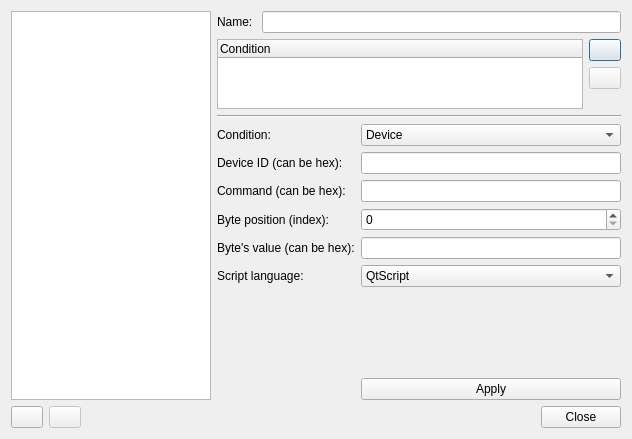
Above: src/LorrisAnalyzer/filterdialog.ui from Tasssadar/Lorris before the change. Below: the same form after it.
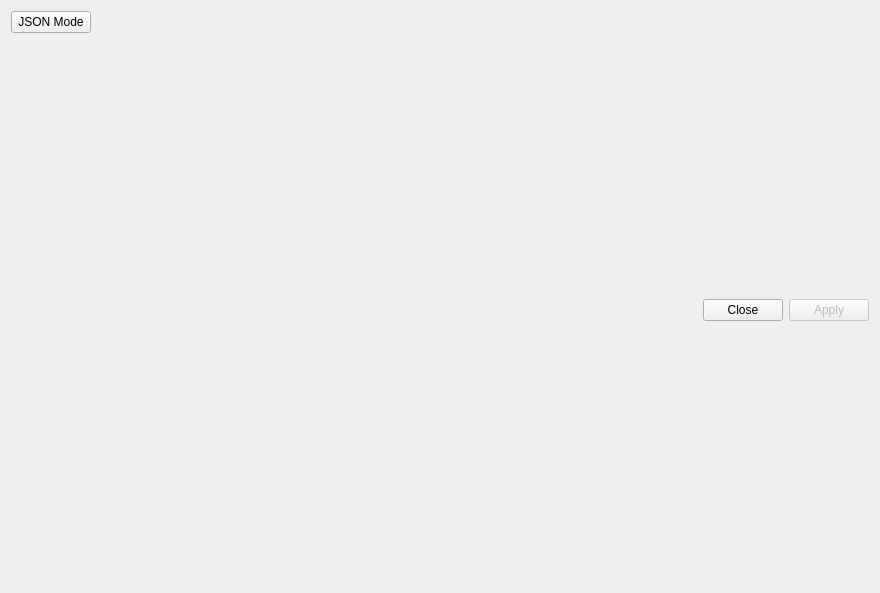
That is the form after the change. The open tabs and pages were chosen to show the change. Icons and pictures are not drawn.

Commit message: [939] Implement JSON mode in filter editor

```diff
--- a/src/LorrisAnalyzer/filterdialog.ui
+++ b/src/LorrisAnalyzer/filterdialog.ui
@@ -6,8 +6,8 @@
    <rect>
     <x>0</x>
     <y>0</y>
-    <width>632</width>
-    <height>439</height>
+    <width>880</width>
+    <height>593</height>
    </rect>
   </property>
   <property name="windowTitle">
@@ -15,6 +15,61 @@
   </property>
   <layout class="QVBoxLayout" name="verticalLayout_3">
    <item>
+    <layout class="QHBoxLayout" name="horizontalLayout_5">
+     <item>
+      <widget class="QPushButton" name="jsonModeBtn">
+       <property name="text">
+        <string>JSON Mode</string>
+       </property>
+       <property name="checkable">
+        <bool>true</bool>
+       </property>
+       <property name="checked">
+        <bool>false</bool>
+       </property>
+       <property name="autoDefault">
+        <bool>false</bool>
+       </property>
+      </widget>
+     </item>
+     <item>
+      <spacer name="horizontalSpacer_4">
+       <property name="orientation">
+        <enum>Qt::Horizontal</enum>
+       </property>
+       <property name="sizeHint" stdset="0">
+        <size>
+         <width>40</width>
+         <height>20</height>
+        </size>
+       </property>
+      </spacer>
+     </item>
+    </layout>
+   </item>
+   <item>
+    <widget class="QStackedWidget" name="mainStack">
+     <property name="frameShape">
+      <enum>QFrame::Panel</enum>
+     </property>
+     <property name="lineWidth">
+      <number>0</number>
+     </property>
+     <widget class="QWidget" name="page">
+      <layout class="QVBoxLayout" name="verticalLayout_55" stretch="0,0">
+       <property name="leftMargin">
+        <number>0</number>
+       </property>
+       <property name="topMargin">
+        <number>0</number>
+       </property>
+       <property name="rightMargin">
+        <number>0</number>
+       </property>
+       <property name="bottomMargin">
+        <number>0</number>
+       </property>
+       <item>
     <layout class="QHBoxLayout" name="horizontalLayout_3">
      <item>
       <widget class="QListWidget" name="filterList">
@@ -27,7 +82,7 @@
       </widget>
      </item>
      <item>
-      <widget class="QStackedWidget" name="mainStack">
+          <widget class="QStackedWidget" name="propsStack">
        <property name="currentIndex">
         <number>0</number>
        </property>
@@ -180,53 +235,6 @@
          </item>
          <item>
           <layout class="QGridLayout" name="condGrid">
-           <item row="0" column="0">
-            <widget class="QLabel" name="typeLabel">
-             <property name="sizePolicy">
-              <sizepolicy hsizetype="Preferred" vsizetype="Preferred">
-               <horstretch>0</horstretch>
-               <verstretch>0</verstretch>
-              </sizepolicy>
-             </property>
-             <property name="text">
-              <string>Condition:</string>
-             </property>
-            </widget>
-           </item>
-           <item row="0" column="1">
-            <widget class="QComboBox" name="typeBox">
-             <property name="sizeAdjustPolicy">
-              <enum>QComboBox::AdjustToContents</enum>
-             </property>
-             <item>
-              <property name="text">
-               <string>Device</string>
-              </property>
-             </item>
-             <item>
-              <property name="text">
-               <string>Command</string>
-              </property>
-             </item>
-             <item>
-              <property name="text">
-               <string>Byte's value</string>
-              </property>
-             </item>
-             <item>
-              <property name="text">
-               <string>User script</string>
-              </property>
-             </item>
-            </widget>
-           </item>
-           <item row="1" column="0">
-            <widget class="QLabel" name="devLabel">
-             <property name="text">
-              <string>Device ID (can be hex):</string>
-             </property>
-            </widget>
-           </item>
            <item row="1" column="1">
             <widget class="QLineEdit" name="devEdit"/>
            </item>
@@ -304,6 +312,40 @@
              </property>
             </widget>
            </item>
+               <item row="3" column="1">
+                <widget class="QSpinBox" name="bytePosBox">
+                 <property name="maximum">
+                  <number>65536</number>
+                 </property>
+                </widget>
+               </item>
+               <item row="0" column="1">
+                <widget class="QComboBox" name="typeBox">
+                 <property name="sizeAdjustPolicy">
+                  <enum>QComboBox::AdjustToContents</enum>
+                 </property>
+                 <item>
+                  <property name="text">
+                   <string>Device</string>
+                  </property>
+                 </item>
+                 <item>
+                  <property name="text">
+                   <string>Command</string>
+                  </property>
+                 </item>
+                 <item>
+                  <property name="text">
+                   <string>Byte's value</string>
+                  </property>
+                 </item>
+                 <item>
+                  <property name="text">
+                   <string>User script</string>
+                  </property>
+                 </item>
+                </widget>
+               </item>
            <item row="6" column="1">
             <spacer name="verticalSpacer_2">
              <property name="orientation">
@@ -427,6 +469,22 @@
        </property>
       </widget>
      </item>
+         <item>
+          <spacer name="horizontalSpacer">
+           <property name="orientation">
+            <enum>Qt::Horizontal</enum>
+           </property>
+           <property name="sizeType">
+            <enum>QSizePolicy::Fixed</enum>
+           </property>
+           <property name="sizeHint" stdset="0">
+            <size>
+             <width>40</width>
+             <height>20</height>
+            </size>
+           </property>
+          </spacer>
+         </item>
      <item>
       <widget class="QDialogButtonBox" name="buttonBox">
        <property name="orientation">
@@ -441,6 +499,80 @@
    </item>
   </layout>
  </widget>
+     <widget class="QWidget" name="page_2">
+      <layout class="QVBoxLayout" name="jsonPageLayout">
+       <property name="leftMargin">
+        <number>0</number>
+       </property>
+       <property name="topMargin">
+        <number>0</number>
+       </property>
+       <property name="rightMargin">
+        <number>0</number>
+       </property>
+       <property name="bottomMargin">
+        <number>0</number>
+       </property>
+       <item>
+        <layout class="QHBoxLayout" name="horizontalLayout_7">
+         <item>
+          <widget class="QLabel" name="jsonErrorLabel">
+           <property name="styleSheet">
+            <string notr="true">color: red;</string>
+           </property>
+           <property name="text">
+            <string/>
+           </property>
+           <property name="textFormat">
+            <enum>Qt::PlainText</enum>
+           </property>
+          </widget>
+         </item>
+         <item>
+          <widget class="QPushButton" name="jsonDiscardBtn">
+           <property name="sizePolicy">
+            <sizepolicy hsizetype="Fixed" vsizetype="Fixed">
+             <horstretch>0</horstretch>
+             <verstretch>0</verstretch>
+            </sizepolicy>
+           </property>
+           <property name="text">
+            <string>Close</string>
+           </property>
+           <property name="icon">
+            <iconset resource="../icons.qrc">
+             <normaloff>:/icons/symbol_cross</normaloff>:/icons/symbol_cross</iconset>
+           </property>
+          </widget>
+         </item>
+         <item>
+          <widget class="QPushButton" name="jsonApplyBtn">
+           <property name="enabled">
+            <bool>false</bool>
+           </property>
+           <property name="sizePolicy">
+            <sizepolicy hsizetype="Fixed" vsizetype="Fixed">
+             <horstretch>0</horstretch>
+             <verstretch>0</verstretch>
+            </sizepolicy>
+           </property>
+           <property name="text">
+            <string>Apply</string>
+           </property>
+           <property name="icon">
+            <iconset resource="../LorrisProgrammer/programmericons.qrc">
+             <normaloff>:/icons/start</normaloff>:/icons/start</iconset>
+           </property>
+          </widget>
+         </item>
+        </layout>
+       </item>
+      </layout>
+     </widget>
+    </widget>
+   </item>
+  </layout>
+ </widget>
  <resources>
   <include location="../actions.qrc"/>
   <include location="../LorrisShupito/shupitoicons.qrc"/>
```
Left out of the diff: 119 changed lines with no effect on the pictures. Lines whose indentation alone changed are shown as unchanged. The commit also changes 5 other files.
